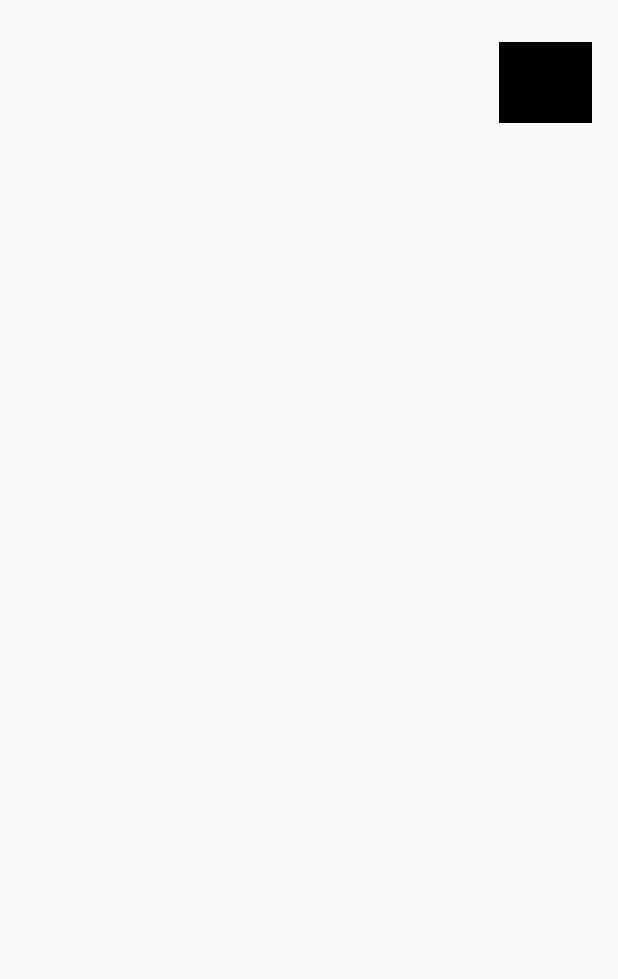
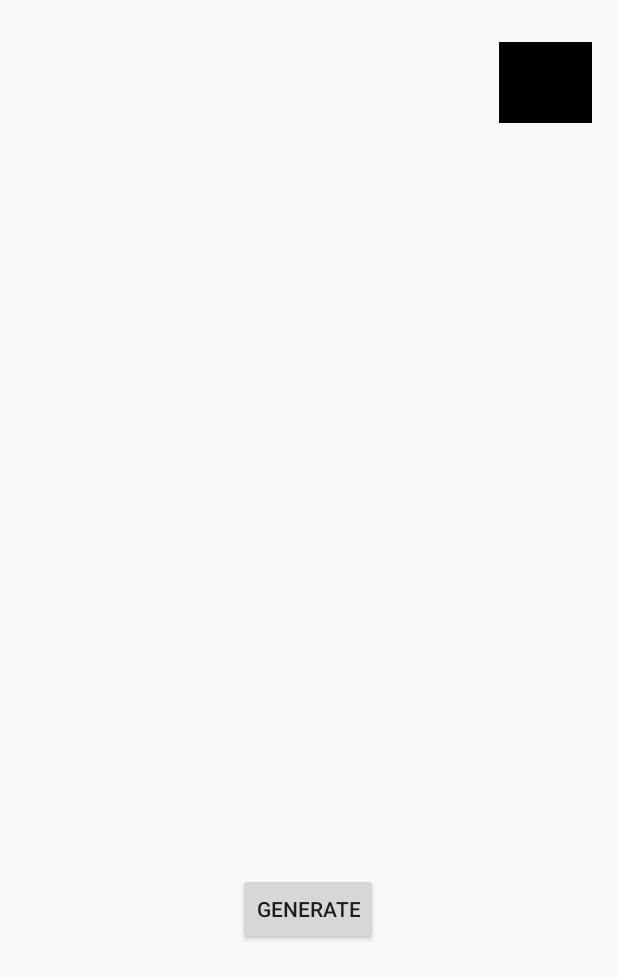
Before and after one commit to tech-shot-developer/check-in-check-out-android, an Android app: the Dashboard screen opened directly, with no data from a screen before it, on a phone screen of 412 x 824 dp. Shown: the top 979 px of the screen. Run offline under Robolectric (Android 15) with nearby library versions, the phone set to English and light mode, and no system bars; our stand-ins replace CircleImageView; libraries missing offline, so code that uses them is left out: com.journeyapps.barcodescanner.

Commit message:
QRcode Generator added to the dashboard

```diff
--- a/app/build.gradle
+++ b/app/build.gradle
@@ -48,4 +48,7 @@ dependencies {
     implementation 'de.hdodenhof:circleimageview:3.1.0'
     //okhttp
     implementation 'com.squareup.okhttp3:okhttp:3.14.9'
+    //QR code generator
+    implementation 'com.journeyapps:zxing-android-embedded:4.3.0'
+
 }
--- a/app/src/main/java/com/example/check_in_check_out_android/view/Dashboard.kt
+++ b/app/src/main/java/com/example/check_in_check_out_android/view/Dashboard.kt
@@ -1,11 +1,13 @@
 package com.example.check_in_check_out_android.view
 
 import android.content.Intent
+import android.graphics.Bitmap
+import android.os.Bundle
 import androidx.appcompat.app.AppCompatActivity
-import android.os.Bundle
-import com.example.check_in_check_out_android.R
 import com.example.check_in_check_out_android.databinding.ActivityDashboardBinding
-import com.example.check_in_check_out_android.databinding.ActivityMainBinding
+import com.google.zxing.BarcodeFormat
+import com.journeyapps.barcodescanner.BarcodeEncoder
+
 
 class Dashboard : AppCompatActivity() {
     private lateinit var binding: ActivityDashboardBinding
@@ -18,6 +20,15 @@ class Dashboard : AppCompatActivity() {
             val intent = Intent(this, Profile::class.java)
             startActivity(intent)
         }
+        binding.generateBtn.setOnClickListener{
+            val content = "Hello"
+            var bitmap: Bitmap? = null
+            val barcodeEncoder = BarcodeEncoder()
+                bitmap = barcodeEncoder.encodeBitmap(content,
+                    BarcodeFormat.QR_CODE, 300, 300);
+
+            binding.ivQR.setImageBitmap(bitmap)
+        }
 
     }
 }
--- a/app/src/main/res/layout/activity_dashboard.xml
+++ b/app/src/main/res/layout/activity_dashboard.xml
@@ -5,6 +5,7 @@
     android:layout_width="match_parent"
     android:layout_height="match_parent"
     tools:context=".view.Dashboard">
+
     <de.hdodenhof.circleimageview.CircleImageView
         android:id="@+id/profilebutton"
         android:layout_width="62dp"
@@ -16,4 +17,28 @@
         app:layout_constraintStart_toStartOf="parent"
         app:layout_constraintTop_toTopOf="parent" />
 
+    <ImageView
+        android:id="@+id/ivQR"
+        android:layout_width="300dp"
+        android:layout_height="300dp"
+        app:layout_constraintBottom_toBottomOf="parent"
+        app:layout_constraintEnd_toEndOf="parent"
+        app:layout_constraintHorizontal_bias="0.498"
+        app:layout_constraintStart_toStartOf="parent"
+        app:layout_constraintTop_toTopOf="parent"
+        app:layout_constraintVertical_bias="0.422"
+        tools:srcCompat="@tools:sample/avatars" />
+
+    <Button
+        android:id="@+id/generate_btn"
+        android:layout_width="wrap_content"
+        android:layout_height="wrap_content"
+        android:text="Generate"
+        app:layout_constraintBottom_toBottomOf="parent"
+        app:layout_constraintEnd_toEndOf="parent"
+        app:layout_constraintHorizontal_bias="0.498"
+        app:layout_constraintStart_toStartOf="parent"
+        app:layout_constraintTop_toBottomOf="@+id/ivQR"
+        app:layout_constraintVertical_bias="0.238" />
+
 </androidx.constraintlayout.widget.ConstraintLayout>
```
